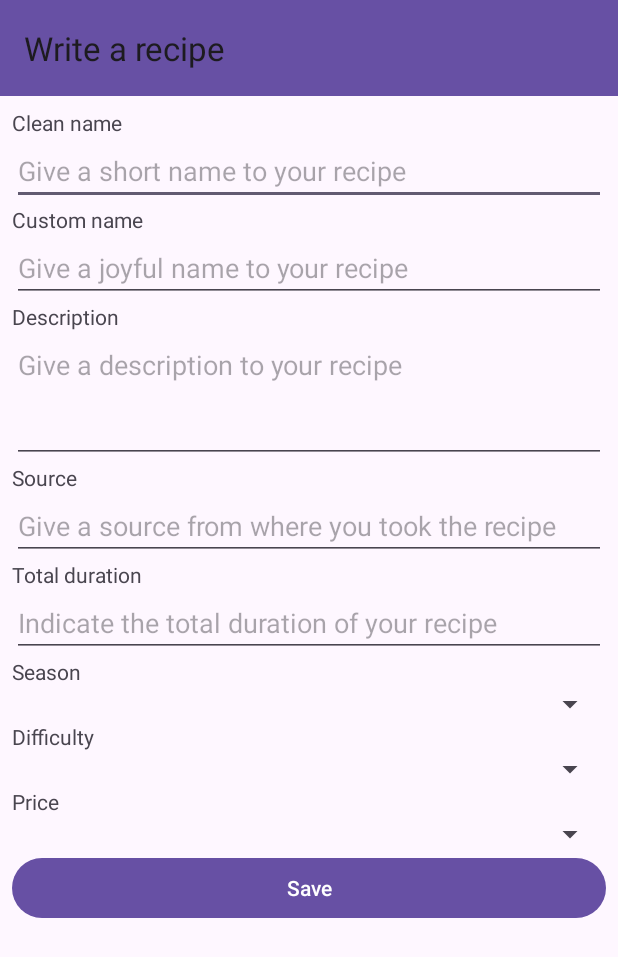
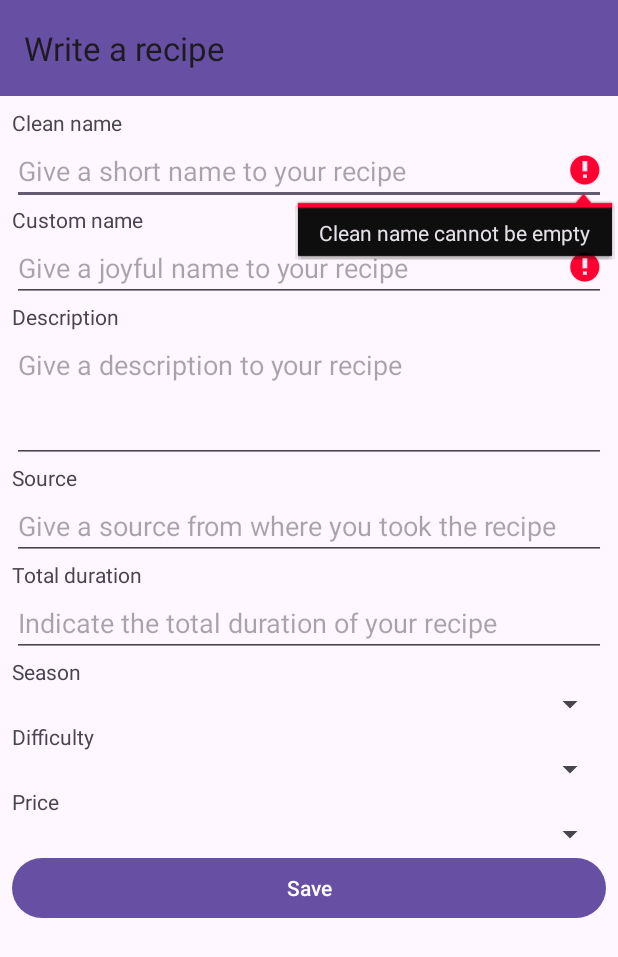
Before and after one commit to margotfrison/Cookwriter, an Android app: the RecipeWriteActivity screen opened directly, with no data from a screen before it, on a phone screen of 412 x 824 dp. Shown: the top 957 px of the screen. Run offline under Robolectric (Android 15) with nearby library versions, the phone set to English and light mode, and no system bars; libraries missing offline, so code that uses them is left out: io.vavr.control; 9 statements that could not run were skipped.

Commit message:
fix: #8 - Added verifications for fields when writing a recipe

```diff
--- a/app/build.gradle
+++ b/app/build.gradle
@@ -32,7 +32,7 @@ android {
 }
 
 dependencies {
-    def room_version = "2.6.1"
+    def room_version = "2.7.0"
 
     // Android dependencies
     implementation libs.appcompat
@@ -59,4 +59,7 @@ dependencies {
 
     // Gson - a JSON parser
     implementation libs.gson
+
+    // Varv - a library to add Try
+    implementation libs.vavr
 }
--- a/app/src/main/java/me/margotfrison/cookwriter/android/activities/RecipeWriteActivity.java
+++ b/app/src/main/java/me/margotfrison/cookwriter/android/activities/RecipeWriteActivity.java
@@ -2,14 +2,18 @@ package me.margotfrison.cookwriter.android.activities;
 
 import android.annotation.SuppressLint;
 import android.os.Bundle;
+import android.text.Editable;
+import android.text.TextWatcher;
 import android.view.View;
 import android.widget.ArrayAdapter;
 import android.widget.Button;
 import android.widget.EditText;
 import android.widget.Spinner;
+import android.widget.TextView;
 
 import androidx.appcompat.app.AppCompatActivity;
 
+import io.vavr.control.Try;
 import me.margotfrison.cookwriter.R;
 import me.margotfrison.cookwriter.android.App;
 import me.margotfrison.cookwriter.android.components.EditTextScrollable;
@@ -21,7 +25,7 @@ import me.margotfrison.cookwriter.dto.Price;
 import me.margotfrison.cookwriter.dto.Recipe;
 import me.margotfrison.cookwriter.dto.Season;
 
-public class RecipeWriteActivity extends AppCompatActivity implements View.OnClickListener {
+public class RecipeWriteActivity extends AppCompatActivity implements View.OnClickListener, TextWatcher {
     private EditText cleanName;
     private EditText customName;
     private EditText description;
@@ -30,6 +34,7 @@ public class RecipeWriteActivity extends AppCompatActivity implements View.OnCli
     private Spinner season;
     private Spinner difficulty;
     private Spinner price;
+    private TextView error;
     private Button save;
     private RecipeRepository recipeRepository;
 
@@ -51,8 +56,13 @@ public class RecipeWriteActivity extends AppCompatActivity implements View.OnCli
         season = findViewById(R.id.season);
         difficulty = findViewById(R.id.difficulty);
         price = findViewById(R.id.price);
+        error = findViewById(R.id.error_text);
         save = findViewById(R.id.save);
         recipeRepository = App.getDatabase().recipeRepository();
+
+        cleanName.addTextChangedListener(this);
+        customName.addTextChangedListener(this);
+        totalDuration.addTextChangedListener(this);
 
         description.setOnTouchListener(new EditTextScrollable(R.id.description));
         season.setAdapter(new ArrayAdapter<>(this, android.R.layout.simple_list_item_1, Season.values()));
@@ -68,25 +78,40 @@ public class RecipeWriteActivity extends AppCompatActivity implements View.OnCli
                         customName.setText(recipe.getCustomName());
                         description.setText(recipe.getDescription());
                         source.setText(recipe.getSource());
-                        totalDuration.setText(new DurationConverter().toString(recipe.getTotalDuration()));
+                        totalDuration.setText(DurationConverter.getInstance().toString(recipe.getTotalDuration()));
                         season.setSelection(recipe.getSeason().spinnerIndex);
                         difficulty.setSelection(recipe.getDifficulty().spinnerIndex);
                         price.setSelection(recipe.getPrice().spinnerIndex);
                     },
                     this);
         }
+
+        // Force missing field at start
+        afterTextChanged(null);
+    }
+
+    @Override
+    protected void onDestroy() {
+        super.onDestroy();
+        DaoUtil.disposeAll(this);
     }
 
     @Override
     public void onClick(View v) {
-        if ( v == save ) {
+        if (v == save) {
+            if (cleanName.getError() != null
+                    || customName.getError() != null
+                    || totalDuration.getError() != null) {
+                error.setText(R.string.recipe_error_missing_field);
+                error.setVisibility(View.VISIBLE);
+            } else {
                 Recipe recipe = Recipe.builder()
                         .author("TBD")
                         .cleanName(cleanName.getText().toString())
                         .customName(customName.getText().toString())
                         .description(description.getText().toString())
                         .source(source.getText().toString())
-                    .totalDuration(new DurationConverter().fromString(totalDuration.getText().toString()))
+                        .totalDuration(DurationConverter.getInstance().fromString(totalDuration.getText().toString()))
                         .season((Season) season.getSelectedItem())
                         .difficulty((Difficulty) difficulty.getSelectedItem())
                         .price((Price) price.getSelectedItem())
@@ -94,10 +119,29 @@ public class RecipeWriteActivity extends AppCompatActivity implements View.OnCli
                 DaoUtil.subscribe(recipeRepository.insert(recipe), this::finish, this);
             }
         }
+    }
 
     @Override
-    protected void onDestroy() {
-        super.onDestroy();
-        DaoUtil.disposeAll(this);
+    public void afterTextChanged(Editable s) {
+        error.setVisibility(View.GONE);
+        if (cleanName.getText().toString().isEmpty()) {
+            cleanName.setError(getString(R.string.recipe_clean_name_error_empty));
+        }
+        if (customName.getText().toString().isEmpty()) {
+            customName.setError(getString(R.string.recipe_custom_name_error_empty));
+        }
+        if (totalDuration.getText().toString().isEmpty()) {
+            totalDuration.setError(getString(R.string.recipe_total_duration_error_empty));
+        } else if (DurationConverter.getInstance().checkString(totalDuration.getText().toString())) {
+            totalDuration.setError(getString(R.string.recipe_total_duration_error_format));
         }
     }
+
+    @Override
+    public void beforeTextChanged(CharSequence s, int start, int count, int after) {
+    }
+
+    @Override
+    public void onTextChanged(CharSequence s, int start, int before, int count) {
+    }
+}
--- a/app/src/main/res/layout/activity_recipe_write.xml
+++ b/app/src/main/res/layout/activity_recipe_write.xml
@@ -127,6 +127,14 @@
                 android:layout_width="match_parent"
                 android:layout_height="wrap_content" />
 
+            <TextView
+                android:id="@+id/error_text"
+                android:visibility="gone"
+                android:textColor="@color/error_red"
+                android:textStyle="bold"
+                android:layout_width="match_parent"
+                android:layout_height="wrap_content" />
+
             <Button
                 android:layout_width="match_parent"
                 android:layout_height="wrap_content"
--- a/app/src/main/res/values/colors.xml
+++ b/app/src/main/res/values/colors.xml
@@ -2,4 +2,5 @@
 <resources>
     <color name="black">#FF000000</color>
     <color name="white">#FFFFFFFF</color>
+    <color name="error_red">#FF4747</color>
 </resources>
--- a/app/src/main/res/values/strings.xml
+++ b/app/src/main/res/values/strings.xml
@@ -2,6 +2,7 @@
     <string name="app_name" translatable="false">Cookwriter</string>
     <string name="err_quantity_invalid_fraction">Quantity in fraction must be in this form : number/number</string>
     <string name="err_quantity_invalid_integer">Whole quantity must be a whole number</string>
+    <string name="err_time_invalid_format">Time malformed. Correct format for example 1 day, 3 hours and 20 minutes is : 1d 3h 20m</string>
     <string name="season_winter">Winter</string>
     <string name="season_spring">Spring</string>
     <string name="season_summer">Summer</string>
@@ -29,16 +30,21 @@
     <string name="days_short">d</string>
     <string name="recipe_clean_name">Clean name</string>
     <string name="recipe_clean_name_hint">Give a short name to your recipe</string>
+    <string name="recipe_clean_name_error_empty">Clean name cannot be empty</string>
     <string name="recipe_custom_name">Custom name</string>
     <string name="recipe_custom_name_hint">Give a joyful name to your recipe</string>
+    <string name="recipe_custom_name_error_empty">Custom name cannot be empty</string>
     <string name="recipe_description">Description</string>
     <string name="recipe_description_hint">Give a description to your recipe</string>
     <string name="recipe_source">Source</string>
     <string name="recipe_source_hint">Give a source from where you took the recipe</string>
     <string name="recipe_total_duration">Total duration</string>
     <string name="recipe_total_duration_hint">Indicate the total duration of your recipe</string>
+    <string name="recipe_total_duration_error_empty">Total duration cannot be empty</string>
+    <string name="recipe_total_duration_error_format">Total duration in the wrong format. Example : 1h 20m</string>
     <string name="recipe_season">Season</string>
     <string name="recipe_difficulty">Difficulty</string>
     <string name="recipe_price">Price</string>
+    <string name="recipe_error_missing_field">A mandatory field is empty of incorrect</string>
     <string name="save">Save</string>
 </resources>
--- a/gradle/libs.versions.toml
+++ b/gradle/libs.versions.toml
@@ -13,6 +13,7 @@ mockitoCore = "3.12.4"
 navigationFragment = "2.8.3"
 navigationUi = "2.8.3"
 roomRuntime = "2.6.1"
+vavr = "0.10.5"
 
 [libraries]
 gson = { module = "com.google.code.gson:gson", version.ref = "gson" }
@@ -29,6 +30,7 @@ navigation-fragment = { group = "androidx.navigation", name = "navigation-fragme
 navigation-ui = { group = "androidx.navigation", name = "navigation-ui", version.ref = "navigationUi" }
 room-compiler = { module = "androidx.room:room-compiler", version.ref = "roomRuntime" }
 room-runtime = { module = "androidx.room:room-runtime", version.ref = "roomRuntime" }
+vavr = { module = "io.vavr:vavr", version.ref = "vavr" }
 
 [plugins]
 android-application = { id = "com.android.application", version.ref = "agp" }
```
Also changed, not shown: app/src/main/java/me/margotfrison/cookwriter/dao/DurationConverter.java (+26 -5 lines), app/src/main/java/me/margotfrison/cookwriter/exceptions/InvalidTimeFormatException.java (added, +25 -0 lines), 1 other file. Lines whose indentation alone changed are shown as unchanged.
